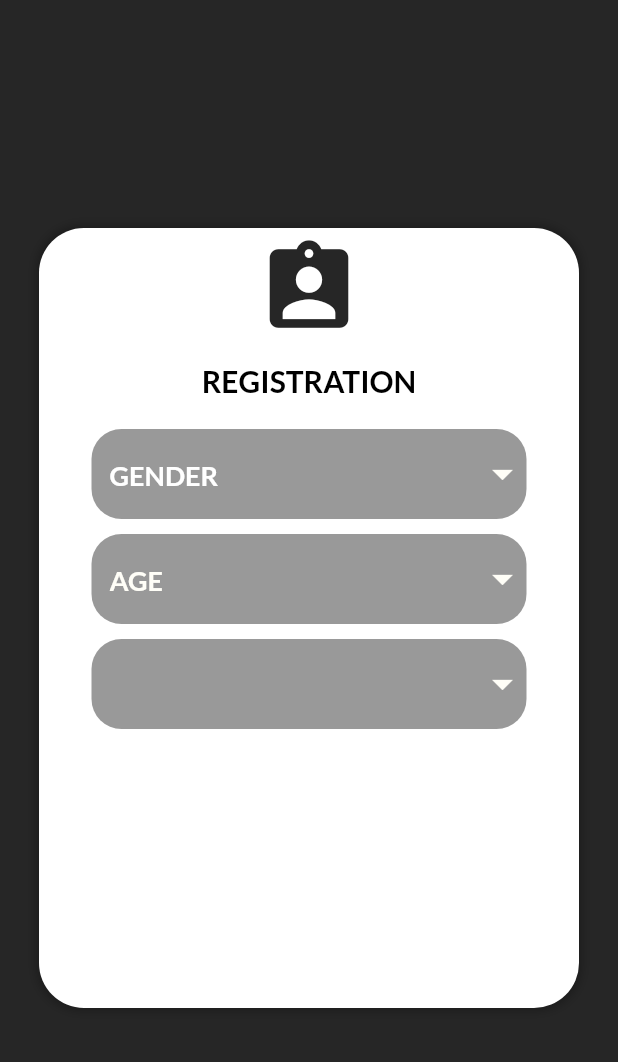
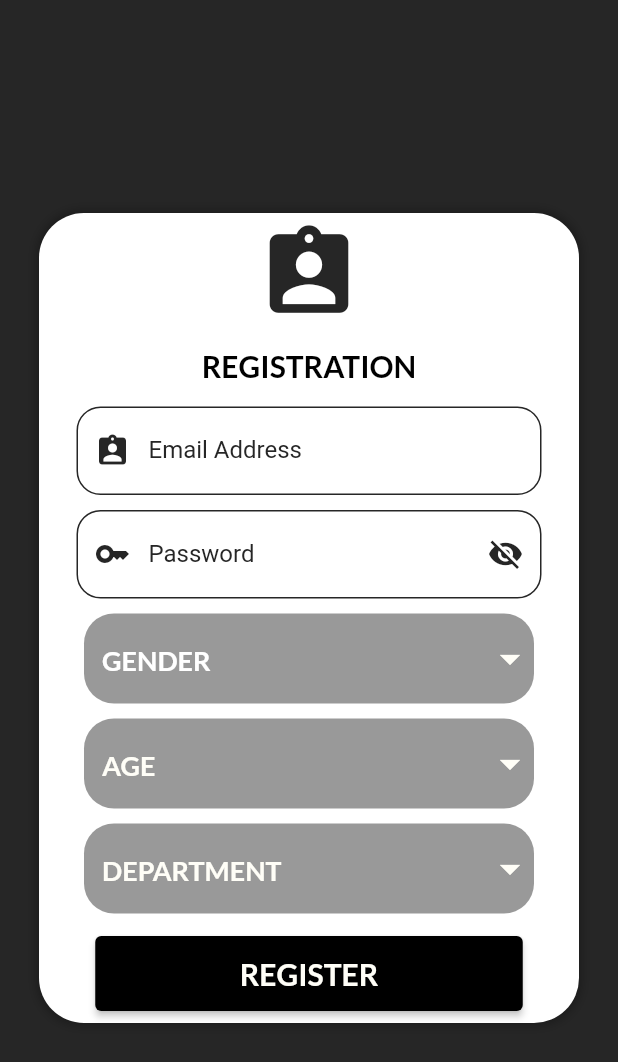
Before and after one commit to ArthanYdeo/ACE-NEW, a Flutter app: the NextPage screen opened directly, on a phone screen of 412 x 824 dp. Shown: the top 1062 px of the screen. Run offline on Flutter 3.47's test engine with Material 2 defaults, Android fonts, the phone set to English and light mode, and no system bars; our stand-ins replace easy_splash_screen, firebase_core, firebase_database, hive; accounts and stored records are empty; network calls fail.

Commit message:
changed registration ui

```diff
--- a/lib/pages/registration_page.dart
+++ b/lib/pages/registration_page.dart
@@ -208,7 +208,7 @@ class RegisterPage extends StatelessWidget {
                             ),
                           ),
                           prefixIcon: Icon(
-                            Icons.person,
+                            Icons.assignment_ind_rounded,
                             color: ColorPalette.accentBlack,
                           ),
                         ),
@@ -223,7 +223,6 @@ class RegisterPage extends StatelessWidget {
                   style: ElevatedButton.styleFrom(
                       primary: Colors.black
                   ),
-
                     onPressed: () {
                   Navigator.of(context).push(MaterialPageRoute(
                       builder: (BuildContext context) => NextPage()));
--- a/lib/pages/registration_page2.dart
+++ b/lib/pages/registration_page2.dart
@@ -13,7 +13,7 @@ class NextPage extends StatefulWidget {
 class _NextPageState extends State<NextPage> {
   final TextEditingController _email = TextEditingController();
   final TextEditingController _pass = TextEditingController();
-  final bool _obscureText = true;
+  bool _obscureText = true;
 
   String? sexValue;
   String? deptValue;
@@ -28,7 +28,7 @@ class _NextPageState extends State<NextPage> {
           Container(
             child: Center(
               child: Container(
-                height: 520,
+                height: 540,
                 width: 360,
                 margin: const EdgeInsets.symmetric(horizontal: 20),
                 decoration: BoxDecoration(
@@ -65,13 +65,97 @@ class _NextPageState extends State<NextPage> {
                             fontWeight: FontWeight.bold),
                       ),
                       const SizedBox(
+                        height: 15,
+                      ),
+                      Padding(
+                        padding: const EdgeInsets.only(left: 25, right: 25),
+                        child: TextField(
+                          keyboardType: TextInputType.text,
+                          controller: _email,
+                          decoration: const InputDecoration(
+                            labelText: 'Email Address',
+                            labelStyle: TextStyle(
+                              color: ColorPalette.accentBlack,
+                            ),
+                            hintText: 'Enter your Email Address',
+                            hintStyle:
+                            TextStyle(fontSize: 12, color: ColorPalette.accentBlack,),
+                            enabledBorder: OutlineInputBorder(
+                              borderSide: BorderSide(color: ColorPalette.accentBlack,),
+                              borderRadius: BorderRadius.all(
+                                Radius.circular(16.0),
+                              ),
+                            ),
+                            focusedBorder: OutlineInputBorder(
+                              borderSide: BorderSide(
+                                color: ColorPalette.accentBlack,
+                              ),
+                              borderRadius: BorderRadius.all(
+                                Radius.circular(16.0),
+                              ),
+                            ),
+                            prefixIcon: Icon(
+                              Icons.assignment_ind_rounded,
+                              color: ColorPalette.accentBlack,
+                            ),
+                          ),
+                        ),
+                      ),
+                      const SizedBox(
                         height: 10,
+                      ),
+                      Padding(
+                        padding: const EdgeInsets.only(left: 25, right: 25),
+                          child: TextField(
+                            controller: _pass,
+                            obscureText: _obscureText,
+                            decoration: InputDecoration(
+                              labelText: 'Password',
+                              labelStyle: const TextStyle(
+                                fontSize: 16,
+                                color: ColorPalette.accentBlack,
+                              ),
+                              enabledBorder: const OutlineInputBorder(
+                                borderSide: BorderSide(color: ColorPalette.accentBlack),
+                                borderRadius: BorderRadius.all(
+                                  Radius.circular(16.0),
+                                ),
+                              ),
+                              focusedBorder: const OutlineInputBorder(
+                                borderSide: BorderSide(
+                                  color: ColorPalette.accentBlack,
+                                ),
+                                borderRadius: BorderRadius.all(
+                                  Radius.circular(12.0),
+                                ),
+                              ),
+                              hintText: 'Enter a strong password',
+                              hintStyle: const TextStyle(
+                                  fontSize: 12, color: Colors.grey),
+                              prefixIcon: const Icon(
+                                Icons.key,
+                                color: ColorPalette.accentBlack,
+                              ),
+                              iconColor: ColorPalette.accentBlack,
+                              suffixIcon: IconButton(
+                                color: ColorPalette.accentBlack,
+                                icon: _obscureText
+                                    ? const Icon(Icons.visibility_off)
+                                    : const Icon(Icons.visibility),
+                                onPressed: () {
+                                  setState(() {
+                                    _obscureText = !_obscureText;
+                                  });
+                                },
+                              ),
+                            ),
+                          ),
                       ),
                       const SizedBox(
                         height: 10,
                       ),
                   Container(
-                    width: 290,
+                    width: 300,
                     height: 60,
                     decoration: const BoxDecoration(
                       color: ColorPalette.hintColor,
@@ -115,7 +199,7 @@ class _NextPageState extends State<NextPage> {
                   ),
                       const SizedBox(height: 10),
                       Container(
-                        width: 290,
+                        width: 300,
                         height: 60,
                         decoration: const BoxDecoration(
                           color: ColorPalette.hintColor,
@@ -160,7 +244,7 @@ class _NextPageState extends State<NextPage> {
                       ),
                       const SizedBox(height: 10),
                       Container(
-                        width: 290,
+                        width: 300,
                         height: 60,
                         decoration: const BoxDecoration(
                           color: ColorPalette.hintColor,
@@ -173,7 +257,7 @@ class _NextPageState extends State<NextPage> {
                           hint: const Text(
                             "DEPARTMENT",
                             style: TextStyle(
-                              color: ColorPalette.hintColor,
+                              color: ColorPalette.secondary,
                               fontFamily: 'Lato',
                               fontSize: 18,
                               fontWeight: FontWeight.w700,
@@ -202,7 +286,32 @@ class _NextPageState extends State<NextPage> {
                           ),
                         ),
                       ),
-
+                      const SizedBox(height: 15,
+                      ),
+                      Container(
+                          padding: const EdgeInsets.only(left: 35, right: 35),
+                          width: 355,
+                          height: 50,
+                          child: ElevatedButton(
+                              style: ElevatedButton.styleFrom(
+                                  primary: Colors.black
+                              ),
+                              onPressed: () {
+                                Navigator.of(context).push(MaterialPageRoute(
+                                    builder: (BuildContext context) => SelectionPage()));
+                              },
+                              child:const Center(
+                                  child: Text(
+                                    "REGISTER",
+                                    style: TextStyle(
+                                        color: ColorPalette.secondary,
+                                        fontFamily: 'Lato',
+                                        fontWeight: FontWeight.w700,
+                                        fontSize: 20),
+                                  )
+                              )
+                          )
+                      )
                     ],
                   ),
                 ),
```
